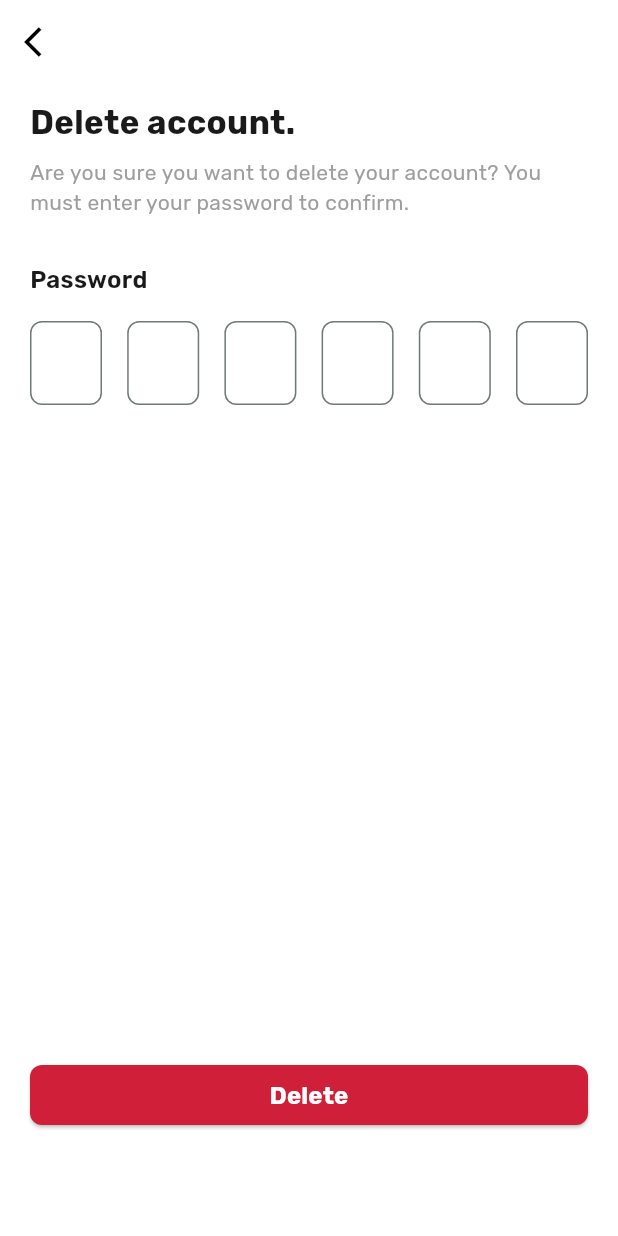
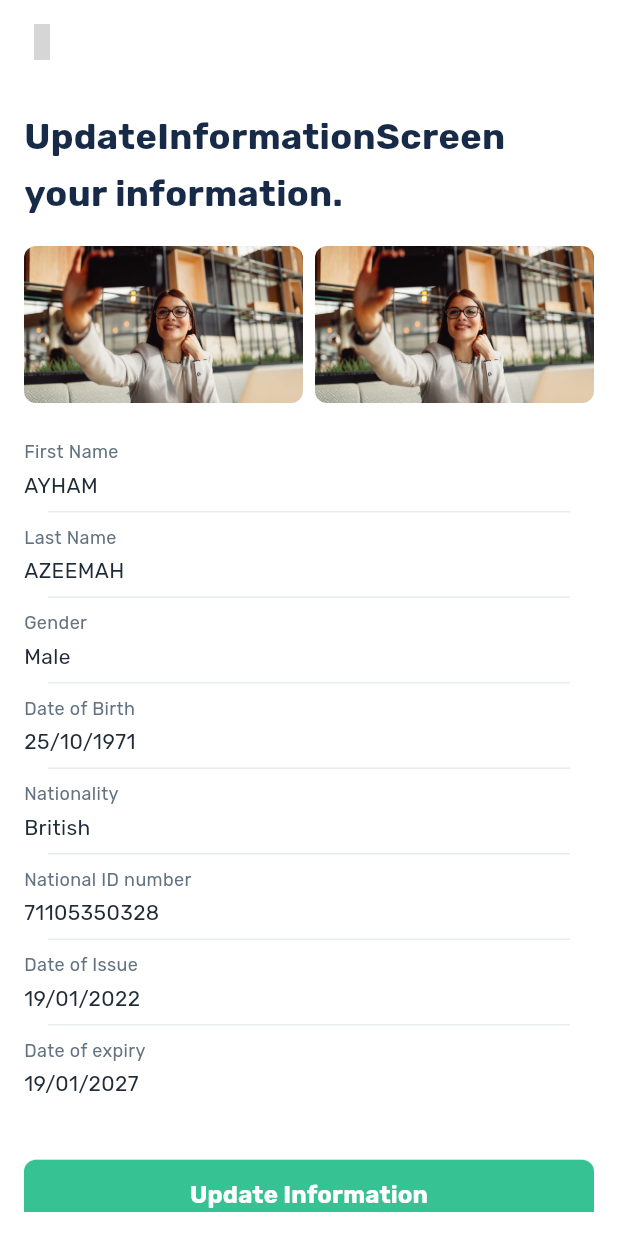
Before and after one commit to awaref/IFIN-BANKID-flutter, a Flutter app: the DeleteAccountScreen screen opened directly, after a tap on "Delete", on a phone screen of 412 x 824 dp. Run offline on Flutter 3.47's test engine with Material 3 defaults, Android fonts, the phone set to English and light mode, and no system bars; our stand-ins replace flutter_svg, google_fonts, hugeicons, image_picker, local_auth, permission_handler and 2 more; accounts and stored records are empty; grey boxes are pictures that could not be loaded.

Commit message:
feat(settings): add biometric authentication and UI improvements
- Implement biometric authentication using local_auth package
- Redesign settings screen with HugeIcons and Google Fonts
- Add new UpdateInformationScreen for user data management
- Remove unused smart_auth plugin and update dependencies

```diff
--- a/lib/screens/delete_account_screen.dart
+++ b/lib/screens/delete_account_screen.dart
@@ -1,3 +1,4 @@
+import 'package:bankid_app/screens/update_information_screen.dart' show UpdateInformationScreen;
 import 'package:flutter/material.dart';
 
 class DeleteAccountScreen extends StatefulWidget {
@@ -66,6 +67,7 @@ class _DeleteAccountScreenState extends State<DeleteAccountScreen> {
     final password = _controllers.map((c) => c.text).join();
     debugPrint("Password entered: $password");
     // TODO: Implement account deletion logic here
+    Navigator.push(context, MaterialPageRoute(builder: (context) => const UpdateInformationScreen()));
   }
 
   @override
--- /dev/null
+++ b/lib/screens/update_information_screen.dart
@@ -0,0 +1,156 @@
+import 'package:flutter/material.dart';
+import 'package:bankid_app/screens/home_screen.dart'; // Import home_screen.dart
+import 'package:hugeicons/hugeicons.dart';
+
+class UpdateInformationScreen extends StatelessWidget {
+  const UpdateInformationScreen({super.key});
+
+  @override
+  Widget build(BuildContext context) {
+    return Scaffold(
+      backgroundColor: Colors.white,
+      appBar: AppBar(
+        backgroundColor: Colors.white,
+        elevation: 0,
+        leading: IconButton(
+          icon: HugeIcon(
+            icon: HugeIcons.strokeRoundedArrowLeft01,
+            color: Colors.black,
+            size: 24,
+          ),
+          onPressed: () => Navigator.of(context).pop(),
+        ),
+      ),
+      body: Padding(
+        padding: const EdgeInsets.all(16.0),
+        child: SingleChildScrollView( // ✅ allows scrolling instead of overflow
+          child: Column(
+            crossAxisAlignment: CrossAxisAlignment.start,
+            children: [
+              Text(
+                'UpdateInformationScreen your information.',
+                style: const TextStyle(
+                  color: Color(0xFF172a47),
+                  fontWeight: FontWeight.w700,
+                  fontSize: 24,
+                  height: 1.6,
+                ),
+              ),
+              const SizedBox(height: 16),
+
+              /// ✅ Row with flexible images
+              Row(
+                children: [
+                  Expanded(child: _buildImagePlaceholder()),
+                  const SizedBox(width: 8),
+                  Expanded(child: _buildImagePlaceholder()),
+                ],
+              ),
+              const SizedBox(height: 16),
+
+              _buildInfoRow('First Name', 'AYHAM'),
+              _buildDivider(),
+              _buildInfoRow('Last Name', 'AZEEMAH'),
+              _buildDivider(),
+              _buildInfoRow('Gender', 'Male'),
+              _buildDivider(),
+              _buildInfoRow('Date of Birth', '25/10/1971'),
+              _buildDivider(),
+              _buildInfoRow('Nationality', 'British'),
+              _buildDivider(),
+              _buildInfoRow('National ID number', '71105350328'),
+              _buildDivider(),
+              _buildInfoRow('Date of Issue', '19/01/2022'),
+              _buildDivider(),
+              _buildInfoRow('Date of expiry', '19/01/2027'),
+
+              const SizedBox(height: 32),
+
+              /// Confirm Button
+              SizedBox(
+                width: double.infinity,
+                child: ElevatedButton(
+                  onPressed: () {
+                    Navigator.of(context).pushAndRemoveUntil(
+                      MaterialPageRoute(
+                        builder: (context) => const HomeScreen(),
+                      ),
+                      (Route<dynamic> route) => false,
+                    );
+                  },
+                  style: ElevatedButton.styleFrom(
+                    backgroundColor: const Color(0xFF37C293),
+                    padding: const EdgeInsets.symmetric(vertical: 12),
+                    shape: RoundedRectangleBorder(
+                      borderRadius: BorderRadius.circular(8),
+                    ),
+                  ),
+                  child: const Text(
+                    'Update Information',
+                    style: TextStyle(
+                      fontSize: 16,
+                      color: Colors.white,
+                      fontWeight: FontWeight.w700,
+                    ),
+                  ),
+                ),
+              ),
+
+              const SizedBox(height: 32),
+            ],
+          ),
+        ),
+      ),
+    );
+  }
+
+  Widget _buildImagePlaceholder() {
+    return AspectRatio(
+      aspectRatio: 16 / 9, // ✅ keeps images proportional
+      child: Container(
+        decoration: BoxDecoration(
+          image: const DecorationImage(
+            image: AssetImage('assets/images/selfie_placeholder.png'),
+            fit: BoxFit.cover,
+          ),
+          borderRadius: BorderRadius.circular(8),
+        ),
+      ),
+    );
+  }
+
+  Widget _buildInfoRow(String label, String value) {
+    return Padding(
+      padding: const EdgeInsets.symmetric(vertical: 8.0),
+      child: Column(
+        crossAxisAlignment: CrossAxisAlignment.start,
+        children: [
+          Text(
+            label,
+            style: const TextStyle(fontSize: 12, color: Color(0xFF637381)),
+          ),
+          const SizedBox(height: 4),
+          Text(
+            value,
+            style: const TextStyle(
+              fontSize: 14,
+              fontWeight: FontWeight.w400,
+              color: Color(0xFF212B36),
+            ),
+          ),
+        ],
+      ),
+    );
+  }
+
+  Widget _buildDivider() {
+    return Padding(
+      padding: const EdgeInsets.symmetric(horizontal: 16.0),
+      child: Divider(
+        color: const Color(0xFF919EAB).withOpacity(0.2),
+        thickness: 1.0,
+        height: 0.0,
+      ),
+    );
+  }
+}
--- a/pubspec.yaml
+++ b/pubspec.yaml
@@ -51,7 +51,7 @@ dependencies:
   meta: ^1.16.0
   shared_preferences: ^2.2.2
   local_auth: ^2.3.0
-  pinput: ^4.0.0 # Added for PIN code input
+  pinput: ^5.0.2 # Added for PIN code input
   flutter_gen: ^5.12.0
 
 dev_dependencies:
```
Also changed, not shown: lib/screens/settings_screen.dart (+183 -36 lines), pubspec.lock, 5 other files.
